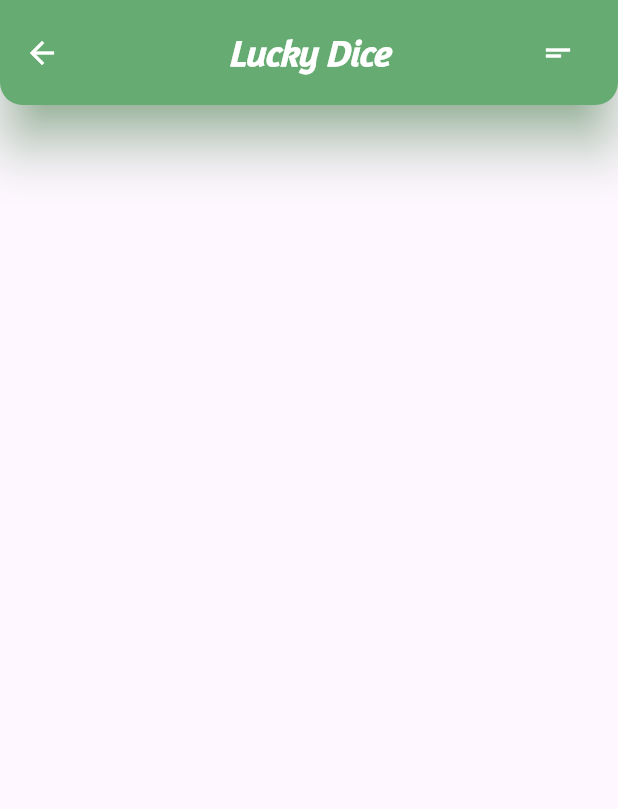
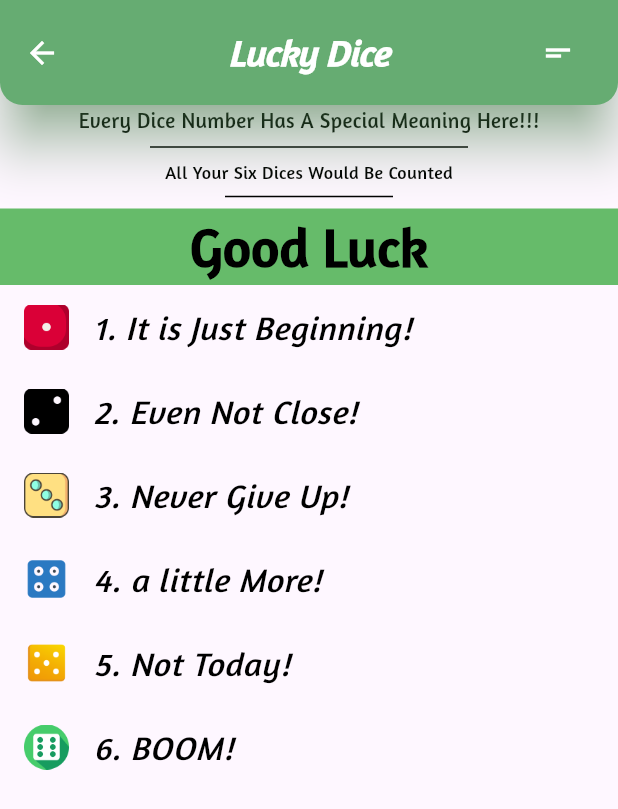
Before and after one commit to KASRA10/lucky_dice-version2, a Flutter app: the screen it shows after launch, on a phone screen of 412 x 824 dp. Shown: the top 809 px of the screen. Run offline on Flutter 3.47's test engine with Material 3 defaults, Android fonts, the light colour scheme and no system bars; our stand-ins replace fluttertoast.

Commit message:
Add Text, Icons And Some Motto

```diff
--- a/lib/main.dart
+++ b/lib/main.dart
@@ -76,7 +76,151 @@
                 semanticLabel: 'Go To Main Menu, Setting',
               ),
             )
-          ],
+          ], // Action[]
+        ),
+        body: SafeArea(
+          child: Center(
+            child: Column(
+              children: [
+                Text(
+                  'Every Dice Number Has A Special Meaning Here!!!',
+                  style: TextStyle(
+                    color: Colors.black,
+                    fontFamily: 'Amaranth',
+                    fontSize: 14,
+                  ),
+                ),
+                Divider(
+                  color: Colors.black,
+                  endIndent: 100,
+                  indent: 100,
+                ),
+                Text(
+                  'All Your Six Dices Would Be Counted',
+                  style: TextStyle(
+                    color: Colors.black,
+                    fontFamily: 'Amaranth',
+                    fontSize: 12,
+                  ),
+                ),
+                Divider(
+                  color: Colors.black,
+                  endIndent: 150,
+                  indent: 150,
+                ),
+                Container(
+                  width: double.infinity,
+                  color: Colors.green[400],
+                  alignment: Alignment.center,
+                  child: Text(
+                    'Good Luck',
+                    style: TextStyle(
+                      color: Colors.black,
+                      fontFamily: 'Amaranth',
+                      fontSize: 36,
+                      fontWeight: FontWeight.bold,
+                    ),
+                  ),
+                ),
+                ListTile(
+                  leading: Image.asset(
+                    'lib/images/dice1.png',
+                    width: 30,
+                    semanticLabel: 'A First Dice Icon',
+                  ),
+                  title: Text(
+                    '1. It is Just Beginning!',
+                    style: TextStyle(
+                      color: Colors.black,
+                      fontFamily: 'Amaranth',
+                      fontSize: 22,
+                      fontStyle: FontStyle.italic,
+                    ),
+                  ),
+                ),
+                ListTile(
+                  leading: Image.asset(
+                    'lib/images/dice2.png',
+                    width: 30,
+                    semanticLabel: 'A Second Dice Icon',
+                  ),
+                  title: Text(
+                    '2. Even Not Close!',
+                    style: TextStyle(
+                      color: Colors.black,
+                      fontFamily: 'Amaranth',
+                      fontSize: 22,
+                      fontStyle: FontStyle.italic,
+                    ),
+                  ),
+                ),
+                ListTile(
+                  leading: Image.asset(
+                    'lib/images/dice3.png',
+                    width: 30,
+                    semanticLabel: 'A Third Dice Icon',
+                  ),
+                  title: Text(
+                    '3. Never Give Up!',
+                    style: TextStyle(
+                      color: Colors.black,
+                      fontFamily: 'Amaranth',
+                      fontSize: 22,
+                      fontStyle: FontStyle.italic,
+                    ),
+                  ),
+                ),
+                ListTile(
+                  leading: Image.asset(
+                    'lib/images/dice4.png',
+                    width: 30,
+                    semanticLabel: 'A Fourth Dice Icon',
+                  ),
+                  title: Text(
+                    '4. a little More!',
+                    style: TextStyle(
+                      color: Colors.black,
+                      fontFamily: 'Amaranth',
+                      fontSize: 22,
+                      fontStyle: FontStyle.italic,
+                    ),
+                  ),
+                ),
+                ListTile(
+                  leading: Image.asset(
+                    'lib/images/dice5.png',
+                    width: 30,
+                    semanticLabel: 'A Fifth Dice Icon',
+                  ),
+                  title: Text(
+                    '5. Not Today!',
+                    style: TextStyle(
+                      color: Colors.black,
+                      fontFamily: 'Amaranth',
+                      fontSize: 22,
+                      fontStyle: FontStyle.italic,
+                    ),
+                  ),
+                ),
+                ListTile(
+                  leading: Image.asset(
+                    'lib/images/dice6.png',
+                    width: 30,
+                    semanticLabel: 'A Sixth Dice Icon',
+                  ),
+                  title: Text(
+                    '6. BOOM!',
+                    style: TextStyle(
+                      color: Colors.black,
+                      fontFamily: 'Amaranth',
+                      fontSize: 22,
+                      fontStyle: FontStyle.italic,
+                    ),
+                  ),
+                ),
+              ], // columnChildren[]
+            ),
+          ),
         ),
       ),
     );
```
